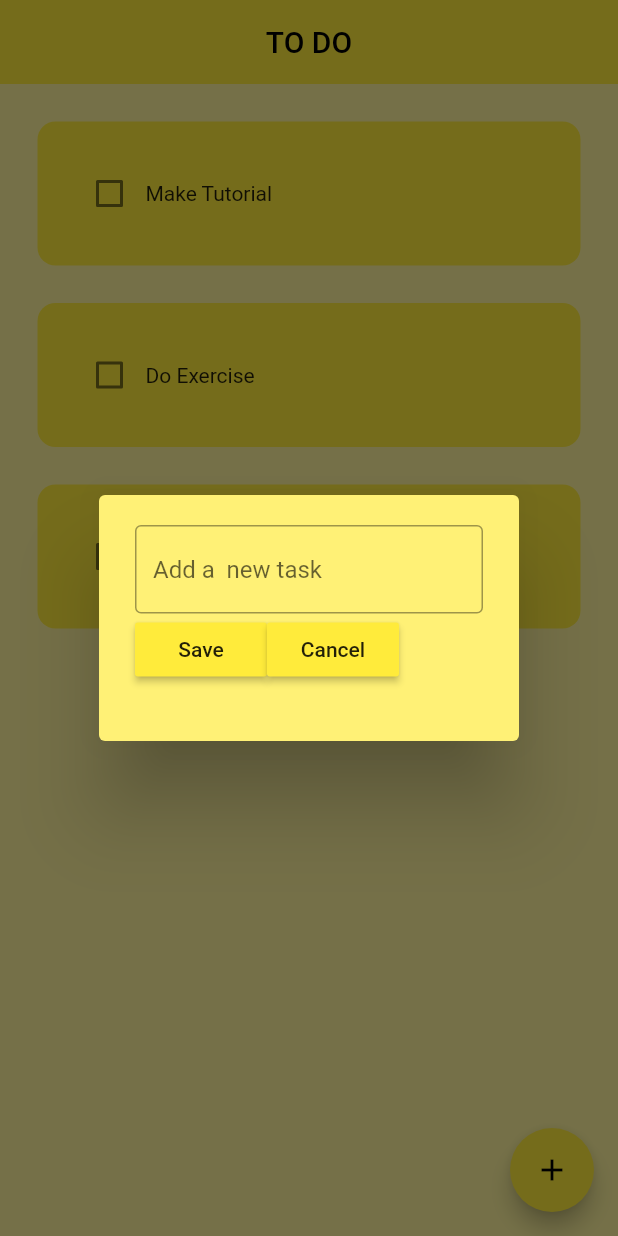
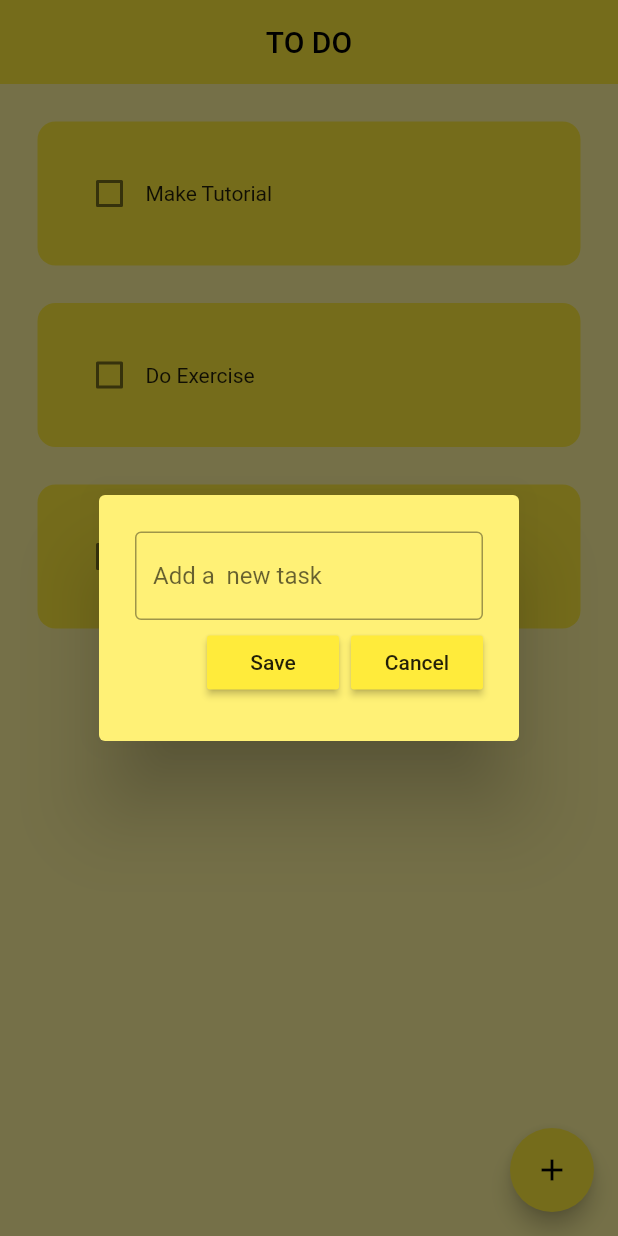
Before and after one commit to ShadePrima/flutter_todo_app, a Flutter app: the screen it shows after launch, after a tap on the "add" icon, on a phone screen of 412 x 824 dp. Run offline on Flutter 3.47's test engine with Material 2 defaults, Android fonts, the phone set to English and light mode, and no system bars.

```diff
--- a/lib/components/dialo_box.dart
+++ b/lib/components/dialo_box.dart
@@ -2,7 +2,14 @@ import 'package:flutter/material.dart';
 import 'package:flutter_todo_app/components/my_button.dart';
 
 class DialogBox extends StatelessWidget {
-  const DialogBox({super.key});
+  final controler;
+  VoidCallback onSave;
+  VoidCallback onCancel;
+  DialogBox(
+      {super.key,
+      required this.controler,
+      required this.onSave,
+      required this.onCancel});
 
   @override
   Widget build(BuildContext context) {
@@ -11,9 +18,11 @@ class DialogBox extends StatelessWidget {
       content: Container(
         height: 120,
         child: Column(
+          mainAxisAlignment: MainAxisAlignment.spaceEvenly,
           children: [
             //get user input
             TextField(
+              controller: controler,
               decoration: InputDecoration(
                   border: OutlineInputBorder(), hintText: 'Add a  new task'),
             ),
@@ -21,12 +30,15 @@ class DialogBox extends StatelessWidget {
             //buttons -> save + cancel
 
             Row(
+              mainAxisAlignment: MainAxisAlignment.end,
               children: [
                 //save button
-                MyButton(text: 'Save', onPressed: () {}),
+                MyButton(text: 'Save', onPressed: onSave),
+
+                const SizedBox(width: 8),
 
                 //censel button
-                MyButton(text: 'Cancel', onPressed: () {})
+                MyButton(text: 'Cancel', onPressed: onCancel)
               ],
             )
           ],
--- a/lib/pages/home_page.dart
+++ b/lib/pages/home_page.dart
@@ -10,8 +10,10 @@ class HomePage extends StatefulWidget {
 }
 
 class _HomePageState extends State<HomePage> {
+  //text controller
+  final _controler = TextEditingController();
+
   //list of todo tasks
-
   List toDoList = [
     ['Make Tutorial', false],
     ['Do Exercise', false],
@@ -25,12 +27,24 @@ class _HomePageState extends State<HomePage> {
     });
   }
 
+  //save new task
+  void saveNewTask() {
+    setState(() {
+      toDoList.add([_controler.text, false]);
+    });
+    Navigator.of(context).pop();
+  }
+
   //create a new task
   void createNewTask() {
     showDialog(
         context: context,
         builder: (context) {
-          return const DialogBox();
+          return DialogBox(
+            controler: _controler,
+            onSave: saveNewTask,
+            onCancel: () => Navigator.of(context).pop(),
+          );
         });
   }
 
```
